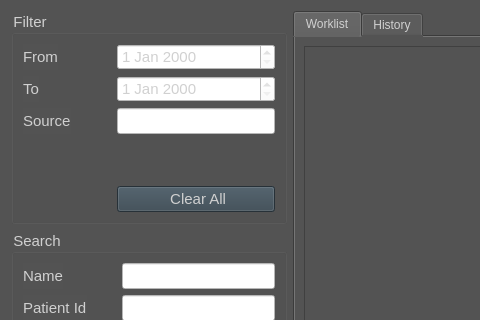
The window that View/Page/WorklistPage.ui (altay-brusan/etrek) describes before a commit, drawn with Qt 5; both pictures show x 0 to 480 and y 0 to 320 of the 972 by 723 pixel window.
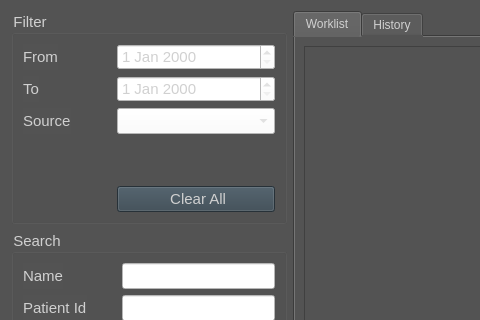
The same window after the commit. Icons and pictures are not drawn.

Diff of the .ui file:
```diff
--- a/View/Page/WorklistPage.ui
+++ b/View/Page/WorklistPage.ui
@@ -35,7 +35,7 @@
        </property>
        <layout class="QFormLayout" name="formLayout">
         <item row="7" column="1">
-         <widget class="QLineEdit" name="filterSourceLineEdit">
+         <widget class="QComboBox" name="filterSourceComboBox">
           <property name="minimumSize">
            <size>
             <width>150</width>
```
